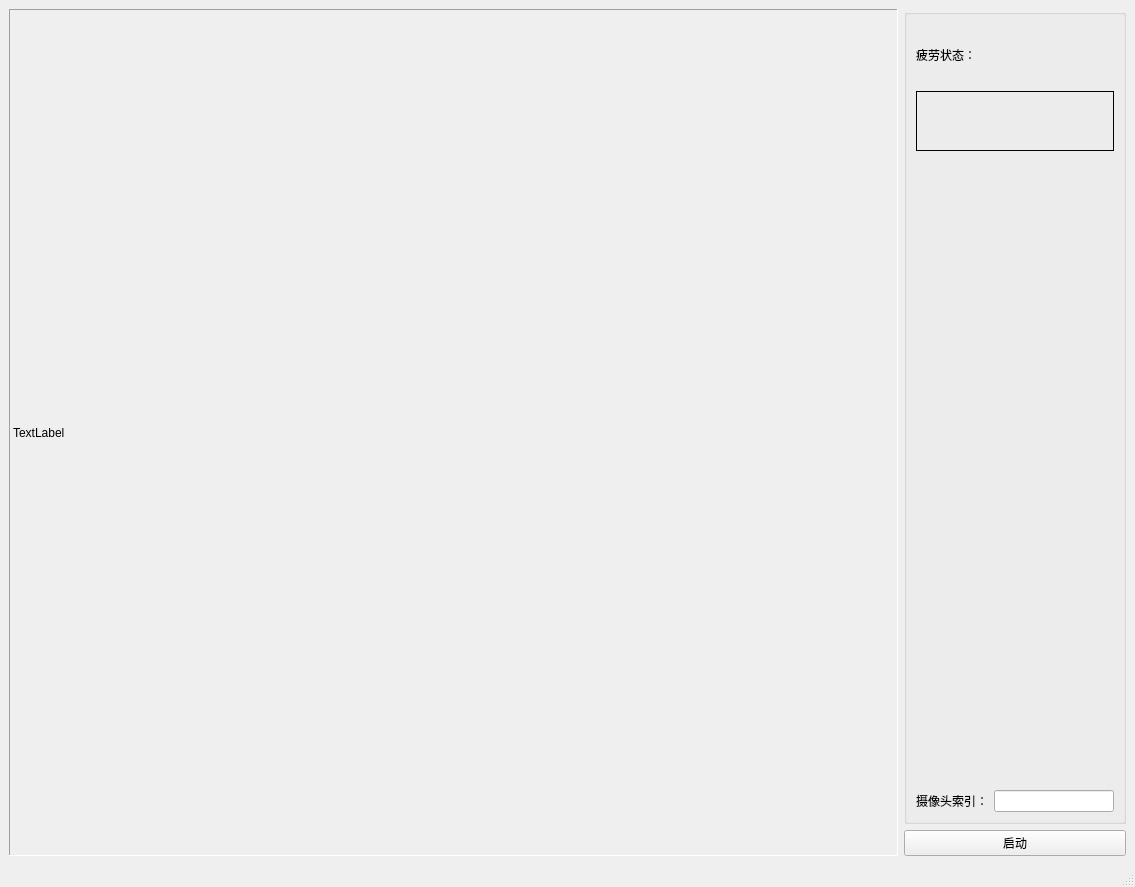
Above: src/ui/main_interface.ui from WanglinLi595/Fatigue_Detection before the change. Below: the same form after it.
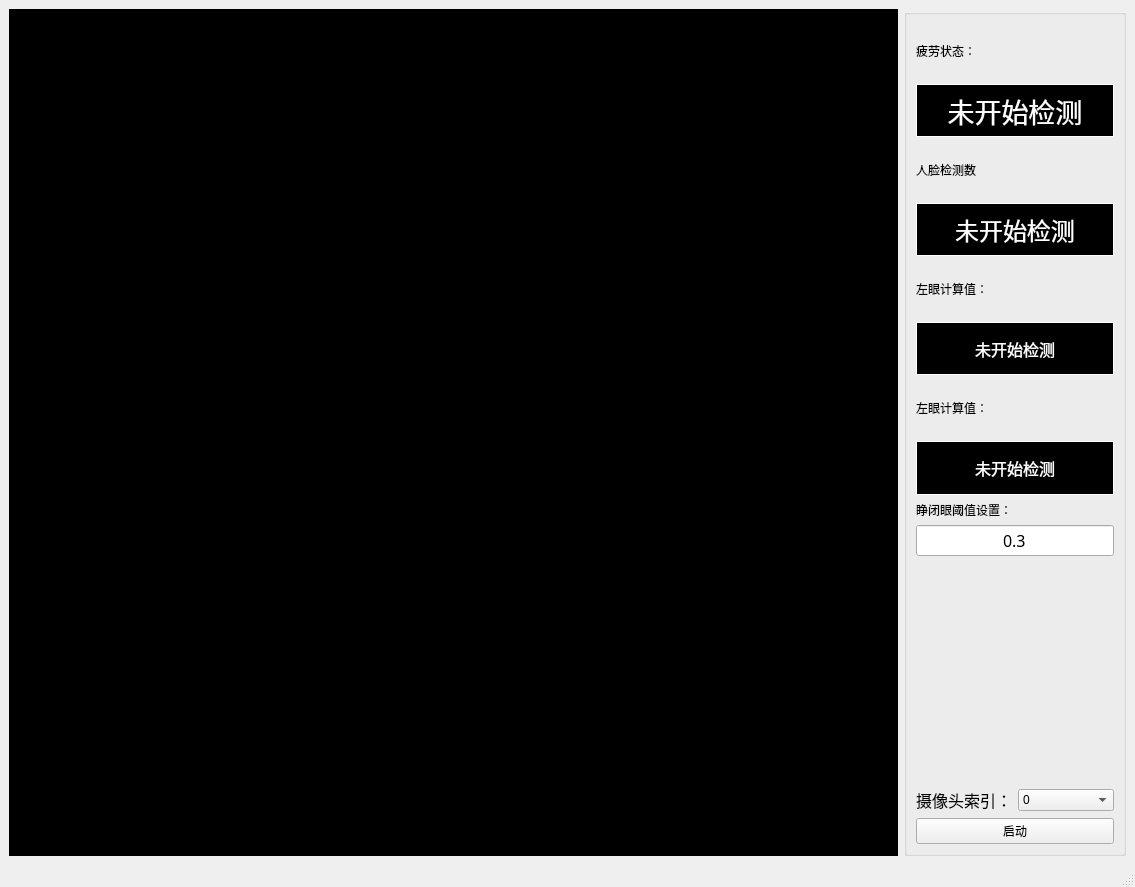
That is the form after the change.

What changed in the file:
```diff
--- a/src/ui/main_interface.ui
+++ b/src/ui/main_interface.ui
@@ -19,6 +19,18 @@
      <layout class="QHBoxLayout" name="horizontalLayout" stretch="8,2">
       <item>
        <widget class="QLabel" name="lb_display">
+        <property name="font">
+         <font>
+          <family>Agency FB</family>
+          <pointsize>18</pointsize>
+         </font>
+        </property>
+        <property name="autoFillBackground">
+         <bool>false</bool>
+        </property>
+        <property name="styleSheet">
+         <string notr="true">background-color: rgb(0, 0, 0);</string>
+        </property>
         <property name="frameShape">
          <enum>QFrame::Panel</enum>
         </property>
@@ -26,18 +38,24 @@
          <enum>QFrame::Sunken</enum>
         </property>
         <property name="text">
-         <string>TextLabel</string>
+         <string/>
+        </property>
+        <property name="scaledContents">
+         <bool>false</bool>
+        </property>
+        <property name="alignment">
+         <set>Qt::AlignCenter</set>
         </property>
        </widget>
       </item>
       <item>
-       <layout class="QVBoxLayout" name="verticalLayout_7">
+       <layout class="QVBoxLayout" name="verticalLayout_7" stretch="6">
         <item>
          <widget class="QGroupBox" name="groupBox_2">
           <property name="title">
            <string/>
           </property>
-          <layout class="QVBoxLayout" name="verticalLayout_4" stretch="1,5,1">
+          <layout class="QVBoxLayout" name="verticalLayout_11" stretch="1,1,1,1,0,0,2,1,1">
            <item>
             <layout class="QVBoxLayout" name="verticalLayout_2">
              <item>
@@ -48,17 +66,155 @@
               </widget>
              </item>
              <item>
-              <widget class="QLabel" name="label_6">
+              <widget class="QLabel" name="lb_fatigue_detection">
+               <property name="font">
+                <font>
+                 <family>Agency FB</family>
+                 <pointsize>20</pointsize>
+                </font>
+               </property>
+               <property name="styleSheet">
+                <string notr="true">color: rgb(255, 255, 255);
+background-color: rgb(0, 0, 0);</string>
+               </property>
                <property name="frameShape">
                 <enum>QFrame::Panel</enum>
                </property>
                <property name="text">
-                <string/>
+                <string>未开始检测</string>
                </property>
+               <property name="alignment">
+                <set>Qt::AlignCenter</set>
+               </property>
               </widget>
              </item>
             </layout>
            </item>
+           <item>
+            <layout class="QVBoxLayout" name="verticalLayout_4">
+             <item>
+              <widget class="QLabel" name="label_3">
+               <property name="text">
+                <string>人脸检测数</string>
+               </property>
+              </widget>
+             </item>
+             <item>
+              <widget class="QLabel" name="lb_facial_number">
+               <property name="font">
+                <font>
+                 <family>Agency FB</family>
+                 <pointsize>18</pointsize>
+                </font>
+               </property>
+               <property name="styleSheet">
+                <string notr="true">color: rgb(255, 255, 255);
+background-color: rgb(0, 0, 0);</string>
+               </property>
+               <property name="frameShape">
+                <enum>QFrame::Panel</enum>
+               </property>
+               <property name="text">
+                <string>未开始检测</string>
+               </property>
+               <property name="alignment">
+                <set>Qt::AlignCenter</set>
+               </property>
+              </widget>
+             </item>
+            </layout>
+           </item>
+           <item>
+            <layout class="QVBoxLayout" name="verticalLayout_5">
+             <item>
+              <widget class="QLabel" name="label_4">
+               <property name="text">
+                <string>左眼计算值：</string>
+               </property>
+              </widget>
+             </item>
+             <item>
+              <widget class="QLabel" name="lb_left_eye_figure">
+               <property name="font">
+                <font>
+                 <family>Agency FB</family>
+                 <pointsize>12</pointsize>
+                </font>
+               </property>
+               <property name="styleSheet">
+                <string notr="true">color: rgb(255, 255, 255);
+background-color: rgb(0, 0, 0);</string>
+               </property>
+               <property name="frameShape">
+                <enum>QFrame::Panel</enum>
+               </property>
+               <property name="text">
+                <string>未开始检测</string>
+               </property>
+               <property name="alignment">
+                <set>Qt::AlignCenter</set>
+               </property>
+              </widget>
+             </item>
+            </layout>
+           </item>
+           <item>
+            <layout class="QVBoxLayout" name="verticalLayout_10">
+             <item>
+              <widget class="QLabel" name="label_11">
+               <property name="text">
+                <string>左眼计算值：</string>
+               </property>
+              </widget>
+             </item>
+             <item>
+              <widget class="QLabel" name="lb_right_eye_figure">
+               <property name="font">
+                <font>
+                 <family>Agency FB</family>
+                 <pointsize>12</pointsize>
+                </font>
+               </property>
+               <property name="styleSheet">
+                <string notr="true">color: rgb(255, 255, 255);
+background-color: rgb(0, 0, 0);</string>
+               </property>
+               <property name="frameShape">
+                <enum>QFrame::Panel</enum>
+               </property>
+               <property name="text">
+                <string>未开始检测</string>
+               </property>
+               <property name="alignment">
+                <set>Qt::AlignCenter</set>
+               </property>
+              </widget>
+             </item>
+            </layout>
+           </item>
+           <item>
+            <widget class="QLabel" name="label_5">
+             <property name="text">
+              <string>睁闭眼阈值设置：</string>
+             </property>
+            </widget>
+           </item>
+           <item>
+            <widget class="QLineEdit" name="le_eye_threshold">
+             <property name="font">
+              <font>
+               <family>Agency FB</family>
+               <pointsize>12</pointsize>
+              </font>
+             </property>
+             <property name="text">
+              <string>0.3</string>
+             </property>
+             <property name="alignment">
+              <set>Qt::AlignCenter</set>
+             </property>
+            </widget>
+           </item>
            <item>
             <spacer name="verticalSpacer">
              <property name="orientation">
@@ -76,35 +232,81 @@
             <layout class="QHBoxLayout" name="horizontalLayout_3">
              <item>
               <widget class="QLabel" name="label">
+               <property name="font">
+                <font>
+                 <family>Agency FB</family>
+                 <pointsize>12</pointsize>
+                </font>
+               </property>
                <property name="text">
                 <string>摄像头索引：</string>
                </property>
               </widget>
              </item>
              <item>
-              <widget class="QLineEdit" name="le_cam_index"/>
+              <widget class="QComboBox" name="cmb_cap_index">
+               <property name="enabled">
+                <bool>true</bool>
+               </property>
+               <item>
+                <property name="text">
+                 <string>0</string>
+                </property>
+               </item>
+               <item>
+                <property name="text">
+                 <string>1</string>
+                </property>
+               </item>
+               <item>
+                <property name="text">
+                 <string>2</string>
+                </property>
+               </item>
+               <item>
+                <property name="text">
+                 <string>3</string>
+                </property>
+               </item>
+               <item>
+                <property name="text">
+                 <string>4</string>
+                </property>
+               </item>
+               <item>
+                <property name="text">
+                 <string>5</string>
+                </property>
+               </item>
+              </widget>
              </item>
             </layout>
            </item>
+           <item>
+            <widget class="QPushButton" name="btn_start">
+             <property name="sizePolicy">
+              <sizepolicy hsizetype="Minimum" vsizetype="Fixed">
+               <horstretch>0</horstretch>
+               <verstretch>0</verstretch>
+              </sizepolicy>
+             </property>
+             <property name="contextMenuPolicy">
+              <enum>Qt::ActionsContextMenu</enum>
+             </property>
+             <property name="text">
+              <string>启动</string>
+             </property>
+             <property name="checkable">
+              <bool>true</bool>
+             </property>
+             <property name="flat">
+              <bool>false</bool>
+             </property>
+            </widget>
+           </item>
           </layout>
          </widget>
         </item>
-        <item>
-         <widget class="QPushButton" name="btn_start">
-          <property name="contextMenuPolicy">
-           <enum>Qt::ActionsContextMenu</enum>
-          </property>
-          <property name="text">
-           <string>启动</string>
-          </property>
-          <property name="checkable">
-           <bool>true</bool>
-          </property>
-          <property name="flat">
-           <bool>false</bool>
-          </property>
-         </widget>
-        </item>
        </layout>
       </item>
      </layout>
```
